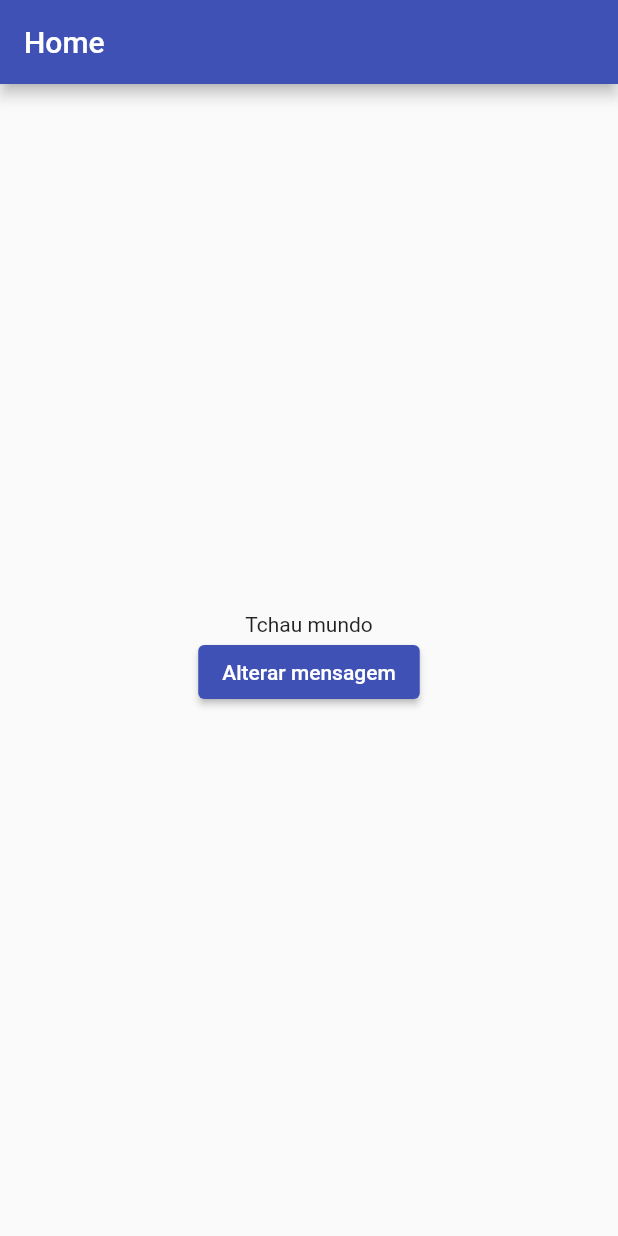
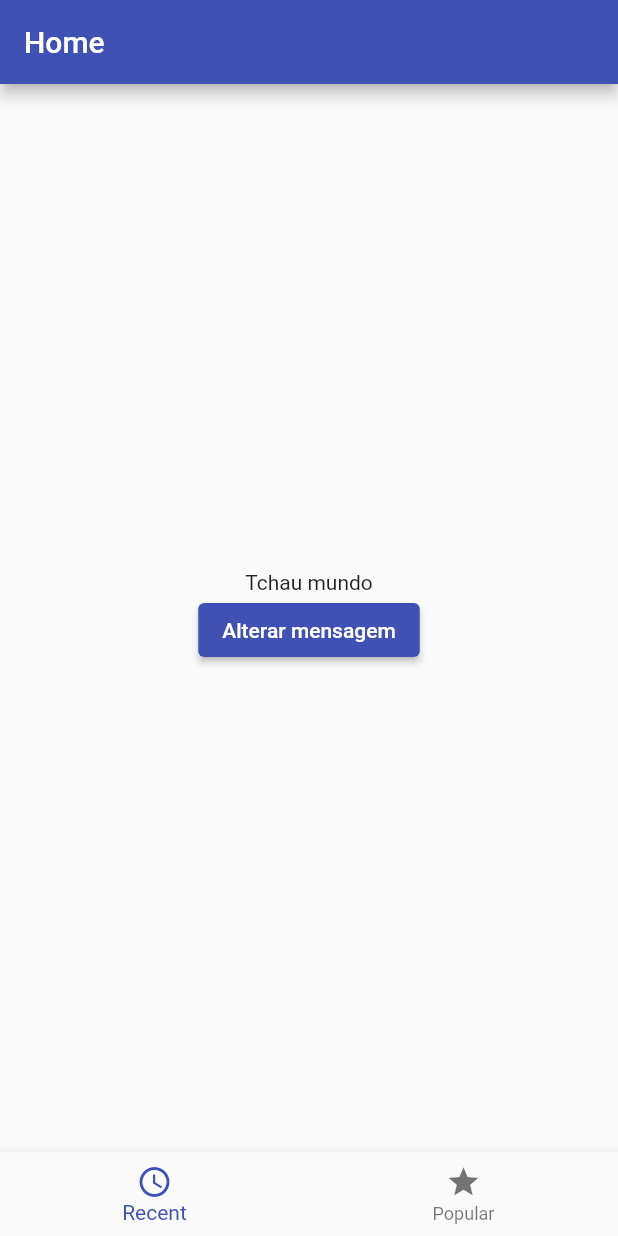
Before and after one commit to br-adriel/news-app, a Flutter app: the screen it shows after launch, after a tap on "Alterar mensagem", on a phone screen of 412 x 824 dp. Run offline on Flutter 3.47's test engine with Material 2 defaults, Android fonts, the light colour scheme and no system bars; our stand-ins replace flutter_mobx, mobx; generated files the repository leaves out were written again.

Commit message:
implementando barra de navegação #02

```diff
--- a/lib/screens/home.dart
+++ b/lib/screens/home.dart
@@ -1,6 +1,7 @@
 import 'package:flutter/material.dart';
 import 'package:news_app/controller/exemplo.dart';
 import 'package:flutter_mobx/flutter_mobx.dart';
+import 'package:news_app/widgets/bottom_navigation_bar_widget.dart';
 
 class HomeScreen extends StatelessWidget {
   final controller = Exemplo();
@@ -26,6 +27,7 @@ class HomeScreen extends StatelessWidget {
           ],
         ),
       ),
+      bottomNavigationBar: BottomNavigationBarWidget(),
     );
   }
 }
--- /dev/null
+++ b/lib/stores/app_store.dart
@@ -0,0 +1,15 @@
+import 'package:mobx/mobx.dart';
+
+part 'app_store.g.dart';
+
+class AppStore = _AppStoreBase with _$AppStore;
+
+abstract class _AppStoreBase with Store {
+  @observable
+  int selectedIndex = 0;
+
+  @action
+  void setIndex(int index) {
+    selectedIndex = index;
+  }
+}
--- /dev/null
+++ b/lib/widgets/bottom_navigation_bar_widget.dart
@@ -0,0 +1,31 @@
+import 'package:flutter/material.dart';
+import 'package:flutter_mobx/flutter_mobx.dart';
+import 'package:mobx/mobx.dart';
+import 'package:news_app/stores/app_store.dart';
+
+
+
+class BottomNavigationBarWidget extends StatelessWidget {
+  @override
+  Widget build(BuildContext context) {
+    return Observer(
+      builder: (_) {
+        final selectedIndex = AppStore().selectedIndex;
+        return BottomNavigationBar(
+          currentIndex: selectedIndex,
+          onTap: AppStore().setIndex,
+          items: const [
+            BottomNavigationBarItem(
+              label: 'Recent',
+              icon: Icon(Icons.access_time),
+            ),
+            BottomNavigationBarItem(
+              label: 'Popular',
+              icon: Icon(Icons.star),
+            ),
+          ],
+        );
+      },
+    );
+  }
+}
```
Also changed, not shown: lib/stores/app_store.g.dart (added).
